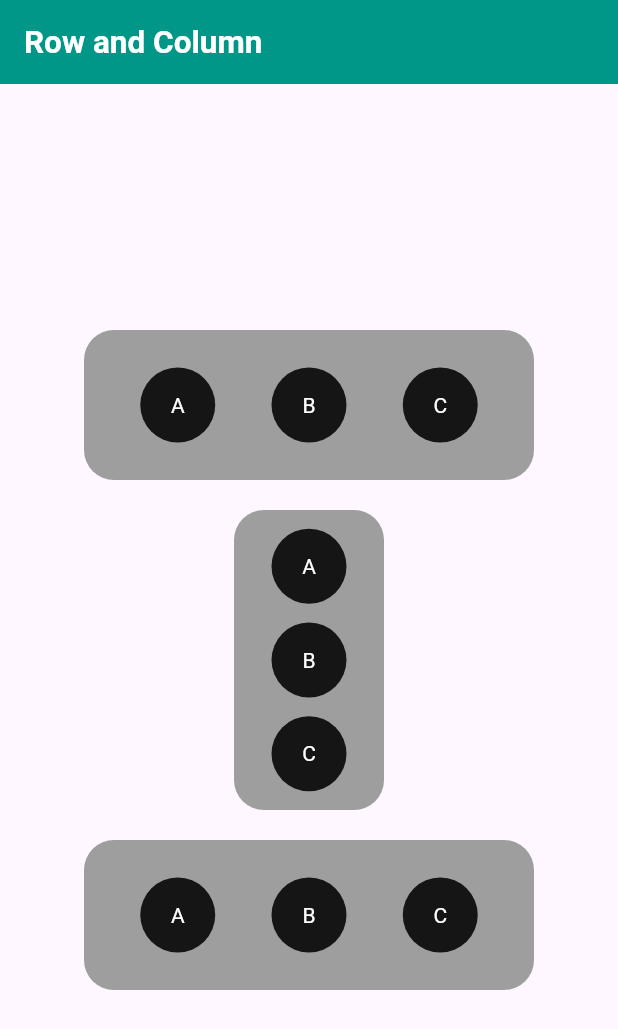
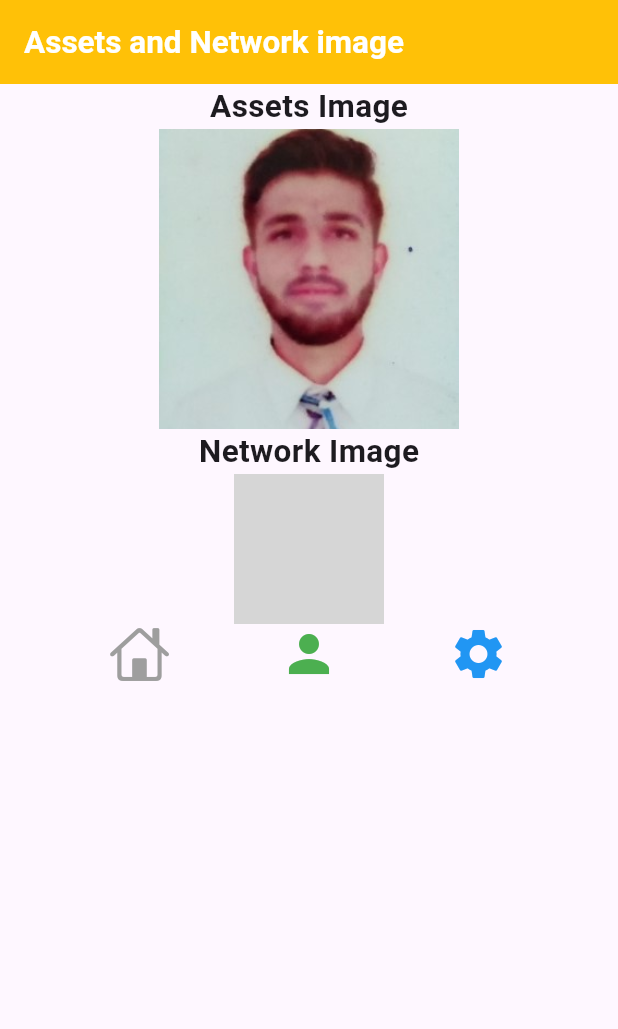
Before and after one commit to Malik399758/flutter_urraan_batch40_ui, a Flutter app: the screen it shows after launch, on a phone screen of 412 x 824 dp. Shown: the top 1029 px of the screen. Run offline on Flutter 3.47's test engine with Material 3 defaults, Android fonts, the phone set to English and light mode, and no system bars; network calls fail; grey boxes are pictures that could not be loaded.

Commit message:
Assets and network image

```diff
--- /dev/null
+++ b/lib/flutter_ui/assets_image_widget.dart
@@ -0,0 +1,58 @@
+import 'package:flutter/cupertino.dart';
+import 'package:flutter/material.dart';
+
+class AssetsImageWidget extends StatefulWidget {
+  const AssetsImageWidget({super.key});
+
+  @override
+  State<AssetsImageWidget> createState() => _AssetsImageWidgetState();
+}
+
+class _AssetsImageWidgetState extends State<AssetsImageWidget> {
+  @override
+  Widget build(BuildContext context) {
+    return Scaffold(
+      appBar: AppBar(
+        title: Text('Assets and Network image',style: TextStyle(fontSize: 21,fontWeight: FontWeight.bold,color: Colors.white),),
+        backgroundColor: Colors.amber,
+      ),
+      body: Center(
+        child: Column(
+          children: [
+            Text('Assets Image',style: TextStyle(fontSize: 21,fontWeight: FontWeight.bold),),
+            Container(
+              width: 200,
+                height: 200,
+                color: Colors.grey,
+                child: Image.asset('assets/images/y.jpg',fit: BoxFit.cover,)),
+            Text('Network Image',style: TextStyle(fontSize: 21,fontWeight: FontWeight.bold),),
+            Image.network('https://pngimg.com/uploads/free/free_PNG90775.png',height: 100,),
+           /* Text('CircleAvatar Image',style: TextStyle(fontSize: 21,fontWeight: FontWeight.bold),),
+            // for icon
+            CircleAvatar(
+              radius: 50,
+              child: Icon(Icons.person,size: 30,)
+            ),
+            CircleAvatar(
+              radius: 40,
+             backgroundImage: AssetImage('assets/images/y.jpg'),
+            ),*/
+
+            // Icon
+            Row(
+              mainAxisAlignment: MainAxisAlignment.spaceEvenly,
+              children: [
+                Icon(CupertinoIcons.home,size: 40,color: Colors.grey,),
+                Icon(Icons.person,size: 40,color: Colors.green,),
+                Icon(Icons.settings,size: 40,color: Colors.blue,)
+
+              ],
+            )
+
+
+          ],
+        ),
+      ),
+    );
+  }
+}
--- a/lib/main.dart
+++ b/lib/main.dart
@@ -1,5 +1,6 @@
 import 'package:flutter/material.dart';
 import 'package:flutter_urraan_session_batch40_ui/flutter_ui/alignment_and_text.dart';
+import 'package:flutter_urraan_session_batch40_ui/flutter_ui/assets_image_widget.dart';
 import 'package:flutter_urraan_session_batch40_ui/flutter_ui/container.dart';
 import 'package:flutter_urraan_session_batch40_ui/flutter_ui/row_column.dart';
 
@@ -35,7 +36,8 @@ class MyApp extends StatelessWidget {
         colorScheme: ColorScheme.fromSeed(seedColor: Colors.deepPurple),
         useMaterial3: true,
       ),
-      home: RowColumn()
+      home: AssetsImageWidget(),
+      //RowColumn()
      // AlignmentAndText(),
       //ContainerScreen(),
       //const MyHomePage(title: 'Flutter Demo Home Page'),
--- a/pubspec.yaml
+++ b/pubspec.yaml
@@ -58,8 +58,8 @@ flutter:
   uses-material-design: true
 
   # To add assets to your application, add an assets section, like this:
-  # assets:
-  #   - images/a_dot_burr.jpeg
+  assets:
+    - assets/images/
   #   - images/a_dot_ham.jpeg
 
   # An image asset can refer to one or more resolution-specific "variants", see
```
Also changed, not shown: assets/images/y.jpg (added), 1 other file.
